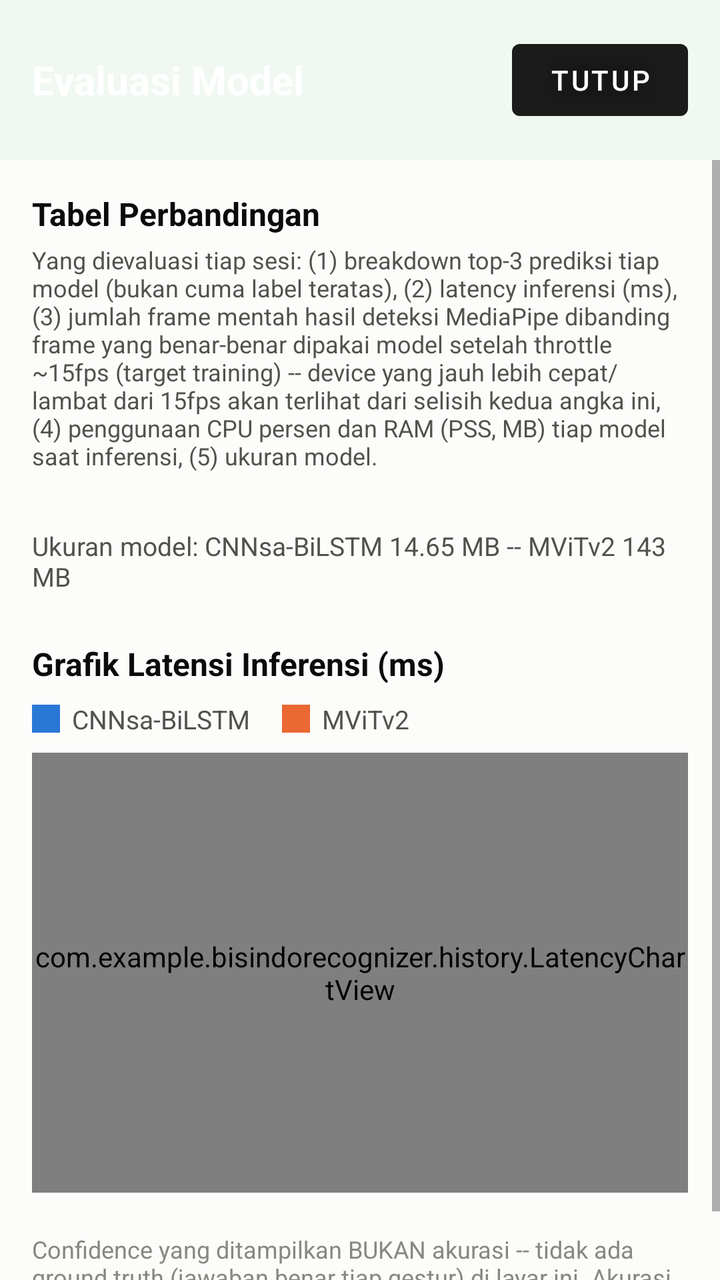
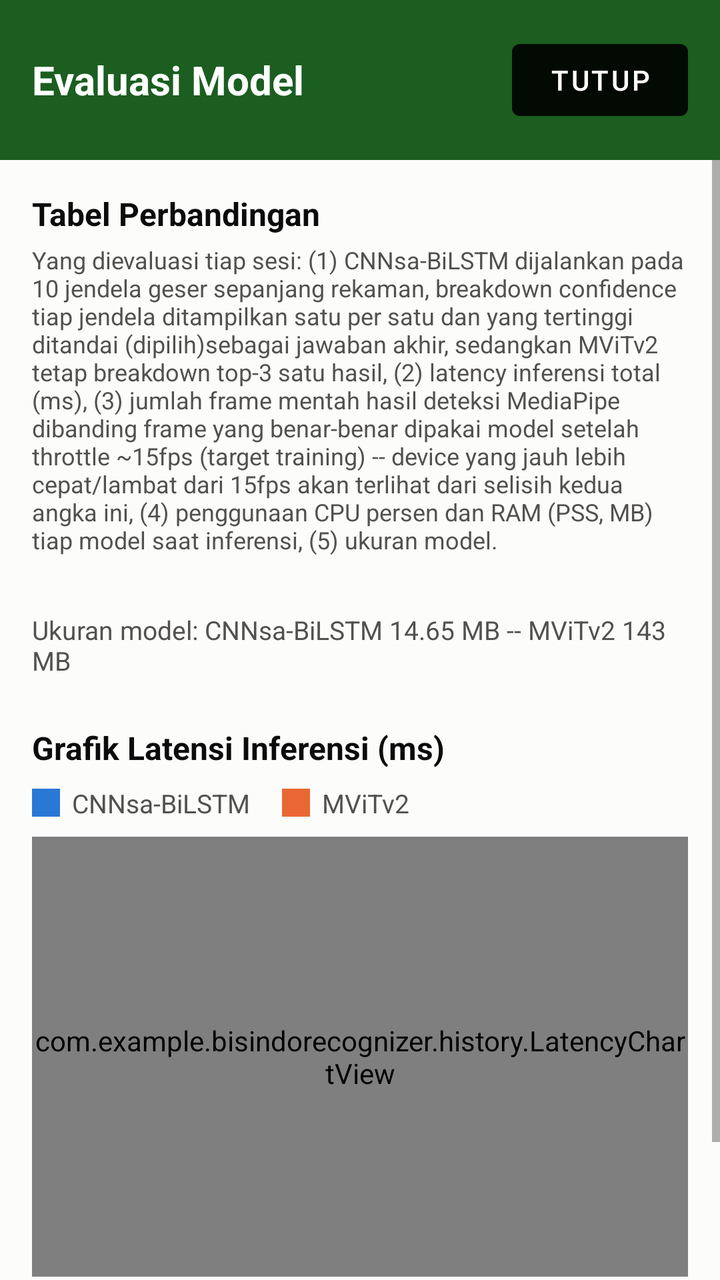

The first picture is an Android layout as it rendered before a commit; the second is the same layout after the commit. The layout source and the unified diff follow.
<!-- AndroidManifest.xml: application theme Theme.BisindoRecognizer -->
<!-- res/layout/activity_evaluation.xml -->
<?xml version="1.0" encoding="utf-8"?>
<LinearLayout xmlns:android="http://schemas.android.com/apk/res/android"
    android:layout_width="match_parent"
    android:layout_height="match_parent"
    android:orientation="vertical"
    android:background="#FCFCFB">

    <LinearLayout
        android:layout_width="match_parent"
        android:layout_height="wrap_content"
        android:orientation="horizontal"
        android:gravity="center_vertical"
        android:padding="16dp"
        android:background="@color/menu_background">

        <TextView
            android:layout_width="0dp"
            android:layout_height="wrap_content"
            android:layout_weight="1"
            android:text="@string/eval_title"
            android:textColor="#FFFFFF"
            android:textSize="20sp"
            android:textStyle="bold" />

        <Button
            android:id="@+id/btnCloseEvaluation"
            android:layout_width="wrap_content"
            android:layout_height="wrap_content"
            android:backgroundTint="#AA000000"
            android:text="@string/btn_close_history"
            android:textColor="#FFFFFF" />
    </LinearLayout>

    <TextView
        android:id="@+id/emptyText"
        android:layout_width="match_parent"
        android:layout_height="wrap_content"
        android:layout_marginTop="32dp"
        android:gravity="center"
        android:text="@string/eval_empty"
        android:textColor="#757575"
        android:visibility="gone" />

    <ScrollView
        android:id="@+id/contentGroup"
        android:layout_width="match_parent"
        android:layout_height="match_parent">

        <LinearLayout
            android:layout_width="match_parent"
            android:layout_height="wrap_content"
            android:orientation="vertical"
            android:padding="16dp">

            <TextView
                android:layout_width="wrap_content"
                android:layout_height="wrap_content"
                android:text="@string/eval_table_title"
                android:textColor="#0B0B0B"
                android:textSize="16sp"
                android:textStyle="bold" />

            <TextView
                android:layout_width="match_parent"
                android:layout_height="wrap_content"
                android:layout_marginTop="4dp"
                android:layout_marginBottom="8dp"
                android:text="@string/eval_detail_note"
                android:textColor="#52514E"
                android:textSize="12sp" />

            <LinearLayout
                android:id="@+id/tableContainer"
                android:layout_width="match_parent"
                android:layout_height="wrap_content"
                android:layout_marginTop="8dp"
                android:orientation="vertical"
                android:divider="?android:attr/dividerHorizontal"
                android:showDividers="middle" />

            <TextView
                android:layout_width="match_parent"
                android:layout_height="wrap_content"
                android:layout_marginTop="12dp"
                android:text="@string/eval_model_size"
                android:textColor="#52514E"
                android:textSize="13sp" />

            <TextView
                android:layout_width="wrap_content"
                android:layout_height="wrap_content"
                android:layout_marginTop="24dp"
                android:text="@string/eval_chart_title"
                android:textColor="#0B0B0B"
                android:textSize="16sp"
                android:textStyle="bold" />

            <LinearLayout
                android:layout_width="wrap_content"
                android:layout_height="wrap_content"
                android:layout_marginTop="8dp"
                android:orientation="horizontal"
                android:gravity="center_vertical">

                <View
                    android:layout_width="14dp"
                    android:layout_height="14dp"
                    android:background="#2A78D6" />

                <TextView
                    android:layout_width="wrap_content"
                    android:layout_height="wrap_content"
                    android:layout_marginStart="6dp"
                    android:layout_marginEnd="16dp"
                    android:text="CNNsa-BiLSTM"
                    android:textColor="#52514E"
                    android:textSize="13sp" />

                <View
                    android:layout_width="14dp"
                    android:layout_height="14dp"
                    android:background="#EB6834" />

                <TextView
                    android:layout_width="wrap_content"
                    android:layout_height="wrap_content"
                    android:layout_marginStart="6dp"
                    android:text="MViTv2"
                    android:textColor="#52514E"
                    android:textSize="13sp" />

            </LinearLayout>

            <com.example.bisindorecognizer.history.LatencyChartView
                android:id="@+id/latencyChart"
                android:layout_width="match_parent"
                android:layout_height="220dp"
                android:layout_marginTop="8dp" />

            <TextView
                android:layout_width="match_parent"
                android:layout_height="wrap_content"
                android:layout_marginTop="20dp"
                android:text="@string/eval_accuracy_note"
                android:textColor="#898781"
                android:textSize="12sp" />

        </LinearLayout>

    </ScrollView>

</LinearLayout>
<!-- resources referenced by this layout -->
<resources>
  <color name="menu_background">#F1F8F1</color>
  <string name="btn_close_history">Tutup</string>
  <string name="eval_accuracy_note">Confidence yang ditampilkan BUKAN akurasi -- tidak ada ground truth (jawaban benar tiap gestur) di layar ini. Akurasi resmi berasal dari evaluasi test set di desktop.</string>
  <string name="eval_chart_title">Grafik Latensi Inferensi (ms)</string>
  <string name="eval_detail_note">Yang dievaluasi tiap sesi: (1) breakdown top-3 prediksi tiap model (bukan cuma label teratas), (2) latency inferensi (ms), (3) jumlah frame mentah hasil deteksi MediaPipe dibanding frame yang benar-benar dipakai model setelah throttle ~15fps (target training) -- device yang jauh lebih cepat/lambat dari 15fps akan terlihat dari selisih kedua angka ini, (4) penggunaan CPU persen dan RAM (PSS, MB) tiap model saat inferensi, (5) ukuran model.</string>
  <string name="eval_empty">Belum ada data -- rekam minimal 1 sesi dulu di layar Kamera.</string>
  <string name="eval_model_size">Ukuran model: CNNsa-BiLSTM 14.65 MB -- MViTv2 143 MB</string>
  <string name="eval_table_title">Tabel Perbandingan</string>
  <string name="eval_title">Evaluasi Model</string>
  <style name="Theme.BisindoRecognizer" parent="Theme.MaterialComponents.DayNight.NoActionBar">
          <item name="colorPrimary">@color/ic_launcher_background</item>
          <item name="colorPrimaryDark">@color/ic_launcher_background</item>
          <item name="colorAccent">@color/ic_launcher_foreground</item>
      </style>
  <color name="ic_launcher_background">#1B5E20</color>
  <color name="ic_launcher_foreground">#FFFFFF</color>
</resources>

<!-- the commit's change to res/layout/activity_evaluation.xml (unified diff, before → after) -->
@@ -11,7 +11,7 @@
         android:orientation="horizontal"
         android:gravity="center_vertical"
         android:padding="16dp"
-        android:background="@color/menu_background">
+        android:background="@color/ic_launcher_background">
 
         <TextView
             android:layout_width="0dp"
<!-- resource entries referenced after the edit -->
@@ -1,10 +1,9 @@
 <!-- resources referenced by this layout -->
 <resources>
-  <color name="menu_background">#F1F8F1</color>
   <string name="btn_close_history">Tutup</string>
   <string name="eval_accuracy_note">Confidence yang ditampilkan BUKAN akurasi -- tidak ada ground truth (jawaban benar tiap gestur) di layar ini. Akurasi resmi berasal dari evaluasi test set di desktop.</string>
   <string name="eval_chart_title">Grafik Latensi Inferensi (ms)</string>
-  <string name="eval_detail_note">Yang dievaluasi tiap sesi: (1) breakdown top-3 prediksi tiap model (bukan cuma label teratas), (2) latency inferensi (ms), (3) jumlah frame mentah hasil deteksi MediaPipe dibanding frame yang benar-benar dipakai model setelah throttle ~15fps (target training) -- device yang jauh lebih cepat/lambat dari 15fps akan terlihat dari selisih kedua angka ini, (4) penggunaan CPU persen dan RAM (PSS, MB) tiap model saat inferensi, (5) ukuran model.</string>
+  <string name="eval_detail_note">Yang dievaluasi tiap sesi: (1) CNNsa-BiLSTM dijalankan pada 10 jendela geser sepanjang rekaman, breakdown confidence tiap jendela ditampilkan satu per satu dan yang tertinggi ditandai "(dipilih)" sebagai jawaban akhir, sedangkan MViTv2 tetap breakdown top-3 satu hasil, (2) latency inferensi total (ms), (3) jumlah frame mentah hasil deteksi MediaPipe dibanding frame yang benar-benar dipakai model setelah throttle ~15fps (target training) -- device yang jauh lebih cepat/lambat dari 15fps akan terlihat dari selisih kedua angka ini, (4) penggunaan CPU persen dan RAM (PSS, MB) tiap model saat inferensi, (5) ukuran model.</string>
   <string name="eval_empty">Belum ada data -- rekam minimal 1 sesi dulu di layar Kamera.</string>
   <string name="eval_model_size">Ukuran model: CNNsa-BiLSTM 14.65 MB -- MViTv2 143 MB</string>
   <string name="eval_table_title">Tabel Perbandingan</string>
